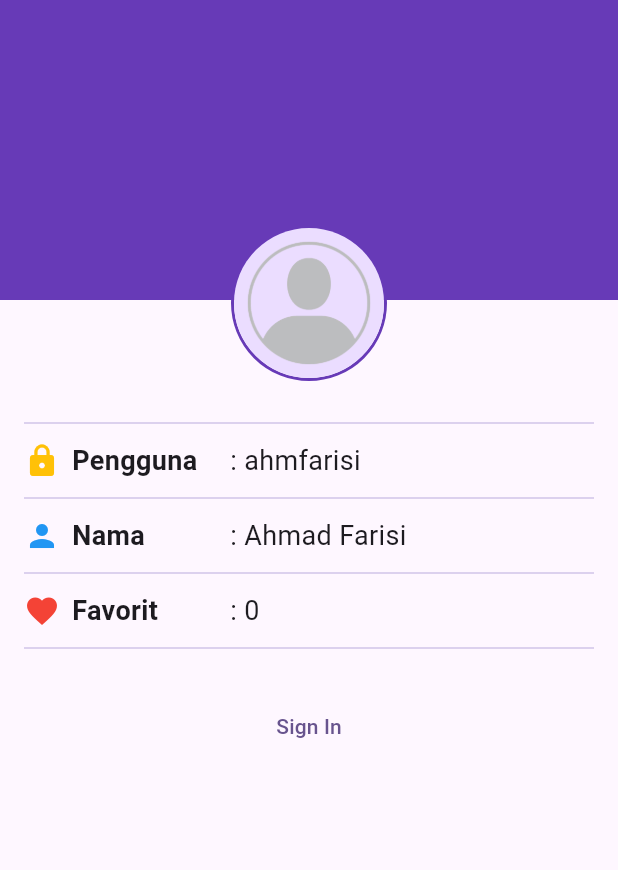
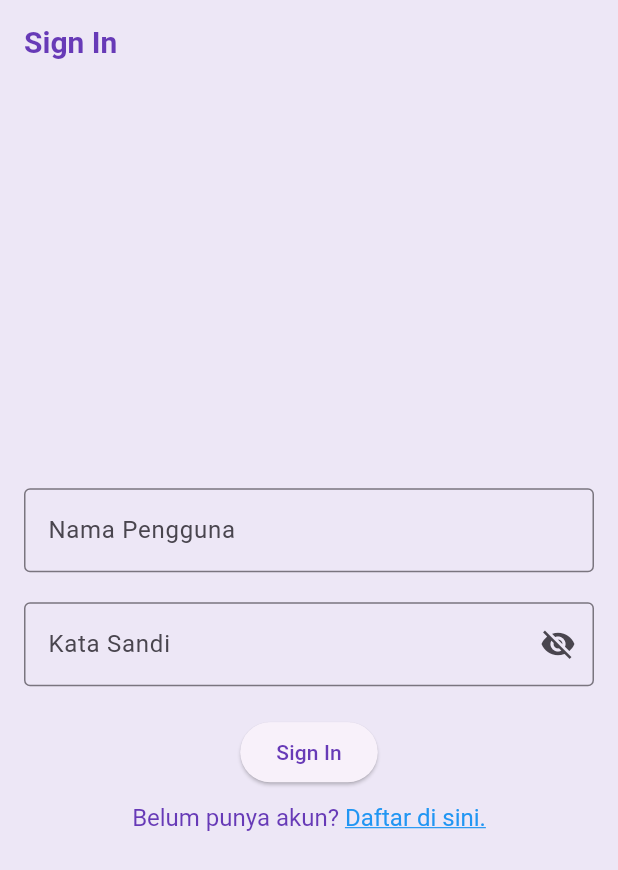
Before and after one commit to ahmfarisi/wisata_candi, a Flutter app: the screen it shows after launch, on a phone screen of 412 x 824 dp. Shown: the top 870 px of the screen. Run offline on Flutter 3.47's test engine with Material 3 defaults, Android fonts, the light colour scheme and no system bars.

Commit message:
Create SignInScreen

```diff
--- a/lib/main.dart
+++ b/lib/main.dart
@@ -2,6 +2,7 @@
 import 'package:wisata_candi/data/candi_data.dart';
 import 'package:wisata_candi/screens/detail_screen.dart';
 import 'package:wisata_candi/screens/profile_screen.dart';
+import 'package:wisata_candi/screens/signin_screen.dart';
 
 void main() {
   runApp(const MainApp());
@@ -15,11 +16,24 @@
     return MaterialApp(
       title: 'Wisata Candi',
       theme: ThemeData(
-        colorScheme: ColorScheme.fromSeed(seedColor: Colors.deepPurple),
+        appBarTheme: const AppBarTheme(
+          iconTheme: IconThemeData(color: Colors.deepPurple),
+          titleTextStyle: TextStyle(
+            color: Colors.deepPurple,
+            fontSize: 20,
+            fontWeight: FontWeight.bold,
+          ),
+        ),
+        colorScheme:
+            ColorScheme.fromSeed(seedColor: Colors.deepPurple).copyWith(
+          primary: Colors.deepPurple,
+          surface: Colors.deepPurple[50],
+        ),
         useMaterial3: true,
       ),
       //home: DetailScreen(candi: candiList[0],),
-      home: ProfileScreen(),
+      //home: ProfileScreen(),
+      home: SignInScreen(),
     );
   }
 }
--- /dev/null
+++ b/lib/screens/signin_screen.dart
@@ -0,0 +1,115 @@
+import 'package:flutter/material.dart';
+import 'package:flutter/gestures.dart';
+
+class SignInScreen extends StatefulWidget {
+  SignInScreen({super.key});
+
+  @override
+  State<SignInScreen> createState() => _SignInScreenState();
+}
+
+class _SignInScreenState extends State<SignInScreen> {
+  // TODO: 1. Deklarasikan variabel
+  final TextEditingController _usernameController = TextEditingController();
+
+  final TextEditingController _passwordController = TextEditingController();
+
+  String _errorText = '';
+
+  bool _isSignIn = false;
+
+  bool _obscurePassword = true;
+
+  @override
+  Widget build(BuildContext context) {
+    return Scaffold(
+      // TODO: 2. Pasang AppBar
+      appBar: AppBar(
+        title: const Text('Sign In'),
+      ),
+      // TODO: 3. Pasang body
+      body: Center(
+        child: SingleChildScrollView(
+          child: Padding(
+            padding: const EdgeInsets.all(16),
+            child: Form(
+                child: Column(
+              // TODO: 4. Atur mainAxisAlignment dan crossAxisAlignment
+              mainAxisAlignment: MainAxisAlignment.center,
+              crossAxisAlignment: CrossAxisAlignment.center,
+              children: [
+                // TODO: 5. Buat TextFormField untuk Nama Pengguna
+                TextFormField(
+                  controller: _usernameController,
+                  decoration: const InputDecoration(
+                    labelText: 'Nama Pengguna',
+                    hintText: 'Masukkan nama pengguna',
+                    border: OutlineInputBorder(),
+                  ),
+                ),
+                // TODO: 6. Buat TextFormField untuk Kata Sandi
+                const SizedBox(height: 20),
+                TextFormField(
+                  controller: _passwordController,
+                  decoration: InputDecoration(
+                    labelText: 'Kata Sandi',
+                    hintText: 'Masukkan kata sandi',
+                    border: const OutlineInputBorder(),
+                    errorText: _errorText.isNotEmpty ? _errorText : null,
+                    suffixIcon: IconButton(
+                      onPressed: () {
+                        setState(() {
+                          _obscurePassword = !_obscurePassword;
+                        });
+                      },
+                      icon: Icon(
+                        _obscurePassword
+                            ? Icons.visibility_off
+                            : Icons.visibility,
+                      ),
+                    ),
+                  ),
+                  obscureText: _obscurePassword,
+                ),
+                // TODO: 7. Buat ElevatedButton untuk Sign In
+                const SizedBox(
+                  height: 20,
+                ),
+                ElevatedButton(
+                  onPressed: () {},
+                  child: const Text('Sign In'),
+                ),
+                // TODO: 8. Pasang TextButton untuk Sign Up
+                const SizedBox(
+                  height: 10,
+                ),
+                // TextButton(
+                //   onPressed: () {},
+                //   child: Text('Belum punya akun? Daftar di sini.'),
+                // ),
+                RichText(
+                  text: TextSpan(
+                    text: 'Belum punya akun? ',
+                    style:
+                        const TextStyle(fontSize: 16, color: Colors.deepPurple),
+                    children: [
+                      TextSpan(
+                        text: 'Daftar di sini.',
+                        style: const TextStyle(
+                          fontSize: 16,
+                          color: Colors.blue,
+                          decoration: TextDecoration.underline,
+                        ),
+                        recognizer: TapGestureRecognizer()..onTap = () {},
+                      ),
+                    ],
+                  ),
+                ),
+              ],
+            )),
+          ),
+        ),
+      ),
+    );
+  }
+}
```
